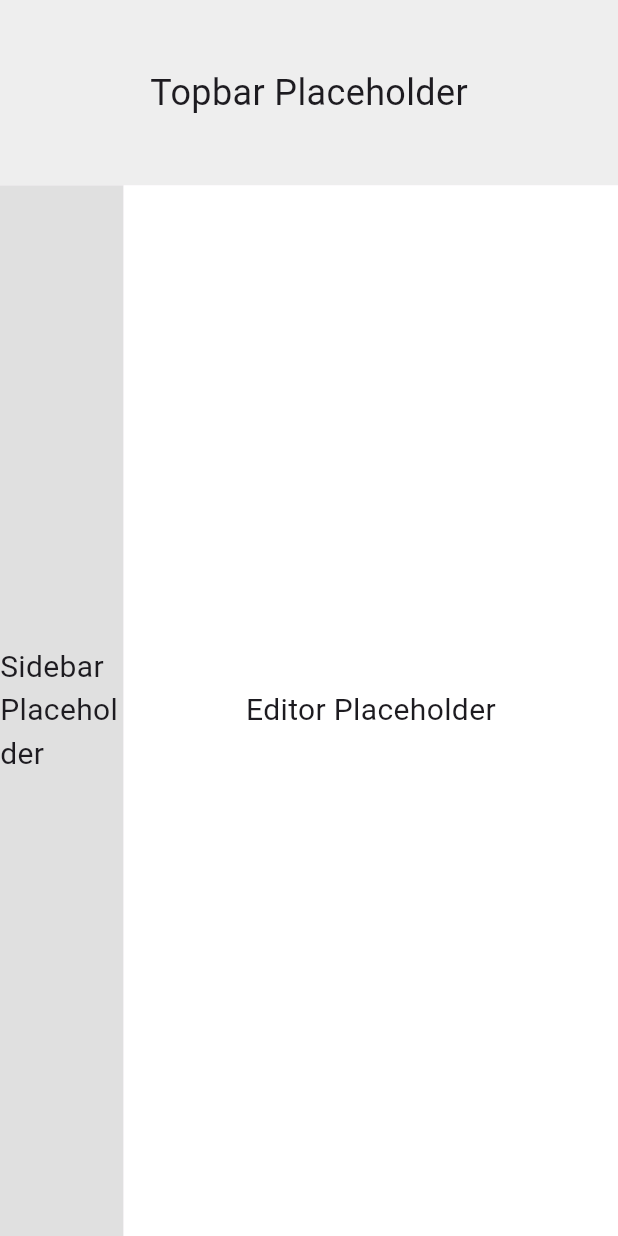
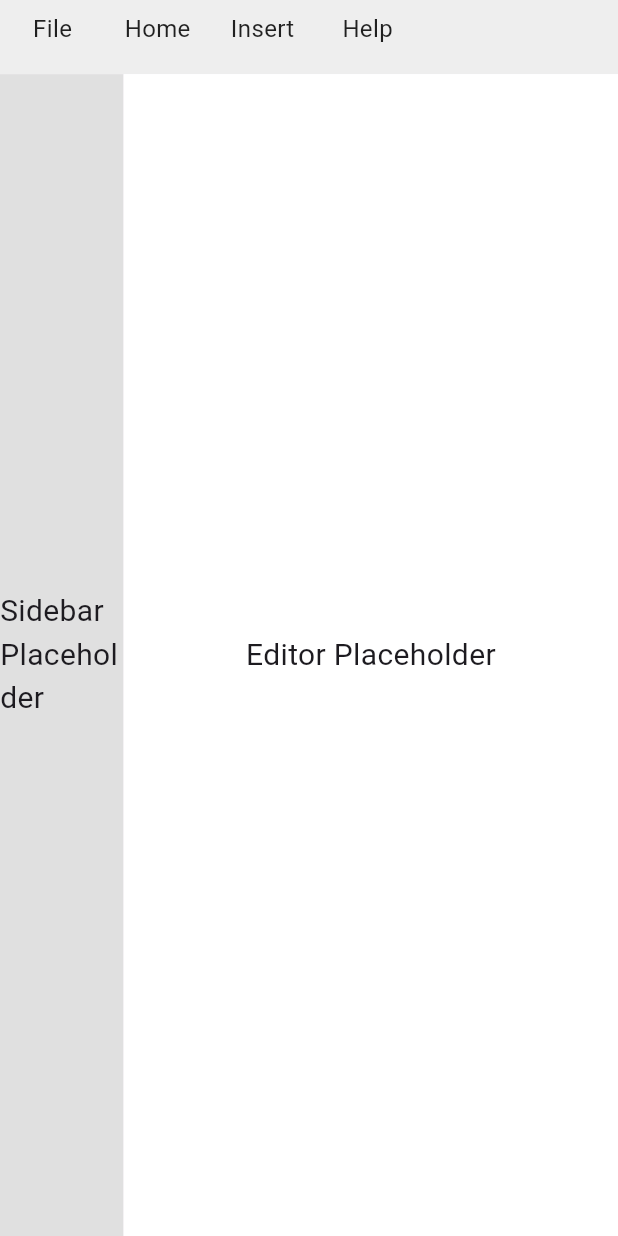
Before and after one commit to joshrod94/my-note-desk, a Flutter app: the screen it shows after launch, on a phone screen of 412 x 824 dp. Run offline on Flutter 3.47's test engine with Material 3 defaults, Android fonts, the phone set to English and light mode, and no system bars; missing offline and left inert: window_size.

Commit message:
updated topbar primary animations and look

```diff
--- a/lib/widgets/topbar/topbar.dart
+++ b/lib/widgets/topbar/topbar.dart
@@ -1,20 +1,41 @@
 import 'package:flutter/material.dart';
+import 'topbar_primary.dart';
+import 'topbar_secondary.dart';
 
-class TopBar extends StatelessWidget {
+class TopBar extends StatefulWidget {
   const TopBar({super.key});
 
   @override
+  State<TopBar> createState() => _TopBarState();
+}
+
+class _TopBarState extends State<TopBar> {
+  String selectedMenu = '';
+
+  void onMenuSelected(String menu) {
+    setState(() {
+      if (selectedMenu == menu) {
+        selectedMenu = ''; // Collapse if clicking the same menu
+      } else {
+        selectedMenu = menu;
+      }
+    });
+  }
+
+  @override
   Widget build(BuildContext context) {
-    return Container(
-      color: Colors.grey[200],
-      height: MediaQuery.of(context).size.height * 0.15,
-      width: double.infinity,
-      child: const Center(
-        child: Text(
-          'Topbar Placeholder',
-          style: TextStyle(fontSize: 24),
-        ),
-      ),
+    return Column(
+      children: [
+        TopBarPrimary(
+          onMenuSelected: onMenuSelected,
+          selectedMenu: selectedMenu,
+          ),
+        if (selectedMenu.isNotEmpty)
+          SizedBox(
+            height: MediaQuery.of(context).size.height * 0.14, // 15% height when expanded
+            child: TopBarSecondary(selectedMenu: selectedMenu),
+          ),
+      ],
     );
   }
 }
--- /dev/null
+++ b/lib/widgets/topbar/topbar_primary.dart
@@ -0,0 +1,84 @@
+import 'package:flutter/material.dart';
+
+class TopBarPrimary extends StatelessWidget {
+  final void Function(String) onMenuSelected;
+  final String selectedMenu;
+
+  const TopBarPrimary({super.key, required this.onMenuSelected, required this.selectedMenu});
+
+ @override
+  Widget build(BuildContext context) {
+    final menus = ['File', 'Home', 'Insert', 'Help'];
+
+    // Calculate fixed width for menu items
+    final double menuItemWidth = 70.0;
+
+    return Container(
+      color: Colors.grey[200],
+      height: MediaQuery.of(context).size.height * 0.06, // 6% height
+      width: double.infinity,
+      child: Row(
+        mainAxisAlignment: MainAxisAlignment.start,
+        crossAxisAlignment: CrossAxisAlignment.end, // Align text and lines properly
+        children: menus.map((menu) {
+          final isSelected = selectedMenu == menu;
+
+          return GestureDetector(
+            onTap: () => onMenuSelected(menu),
+            child: Container(
+              width: menuItemWidth,  // Fixed width for each menu item
+              alignment: Alignment.center,
+              child: Column(
+                mainAxisSize: MainAxisSize.min,
+                mainAxisAlignment: MainAxisAlignment.center,
+                children: [
+                  Expanded(
+                    child: Center(
+                      child: Stack(
+                        alignment: Alignment.center,
+                        children: [
+                          // Invisible bold text to reserve space
+                          Opacity(
+                            opacity: 0.0,
+                            child: Text(
+                              menu,
+                              style: const TextStyle(
+                                fontSize: 16,
+                                fontWeight: FontWeight.bold,
+                                color: Colors.black87,
+                              ),
+                            ),
+                          ),
+                          // Visible text with actual style
+                          Text(
+                            menu,
+                            style: TextStyle(
+                              fontSize: 16,
+                              fontWeight: isSelected ? FontWeight.bold : FontWeight.normal,
+                              color: Colors.black87,
+                            ),
+                          ),
+                        ],
+                      ),
+                    ),
+                  ),
+                  AnimatedContainer(
+                    duration: const Duration(milliseconds: 300),
+                    height: 5,
+                    width: 40,
+                    decoration: BoxDecoration(
+                      color: isSelected ? Colors.deepPurple : Colors.transparent, // Change color based on selection
+                      borderRadius: BorderRadius.circular(2),
+                    ),
+                  ),
+                  // Add padding underneath the line
+                  const SizedBox(height: 6),
+                ],
+              ),
+            ),
+          );
+        }).toList(),
+      ),
+    );
+  }
+}
--- /dev/null
+++ b/lib/widgets/topbar/topbar_secondary.dart
@@ -0,0 +1,21 @@
+import 'package:flutter/material.dart';
+
+class TopBarSecondary extends StatelessWidget {
+  final String selectedMenu;
+
+  const TopBarSecondary({super.key, required this.selectedMenu});
+
+  @override
+  Widget build(BuildContext context) {
+    return Container(
+      color: const Color.fromARGB(255, 146, 146, 146),
+      width: double.infinity,
+      child: Center(
+        child: Text(
+          '$selectedMenu options go here',
+          style: const TextStyle(fontSize: 18),
+        ),
+      ),
+    );
+  }
+}
```
